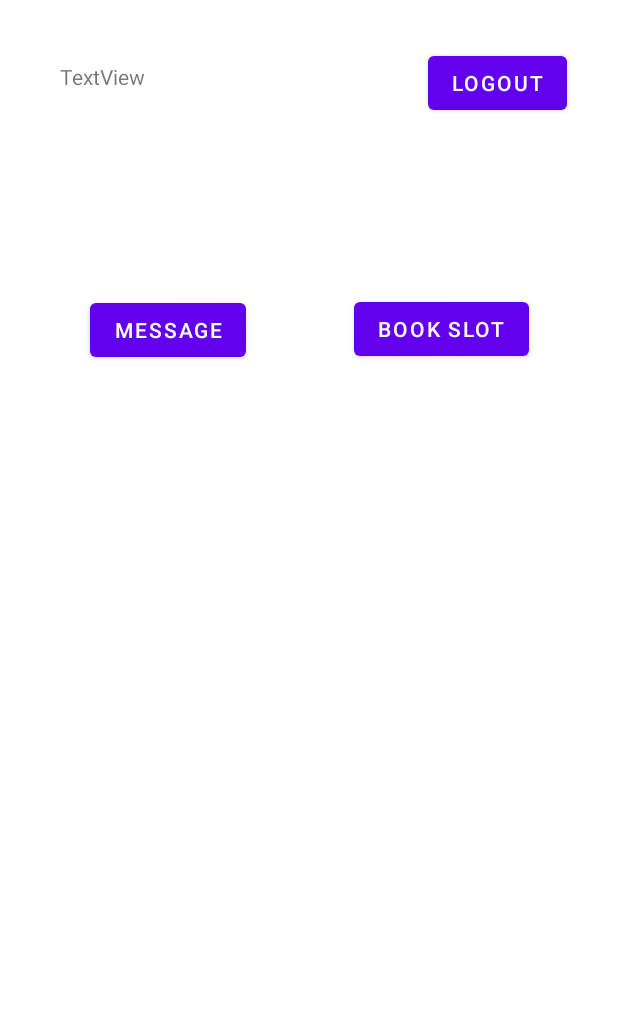
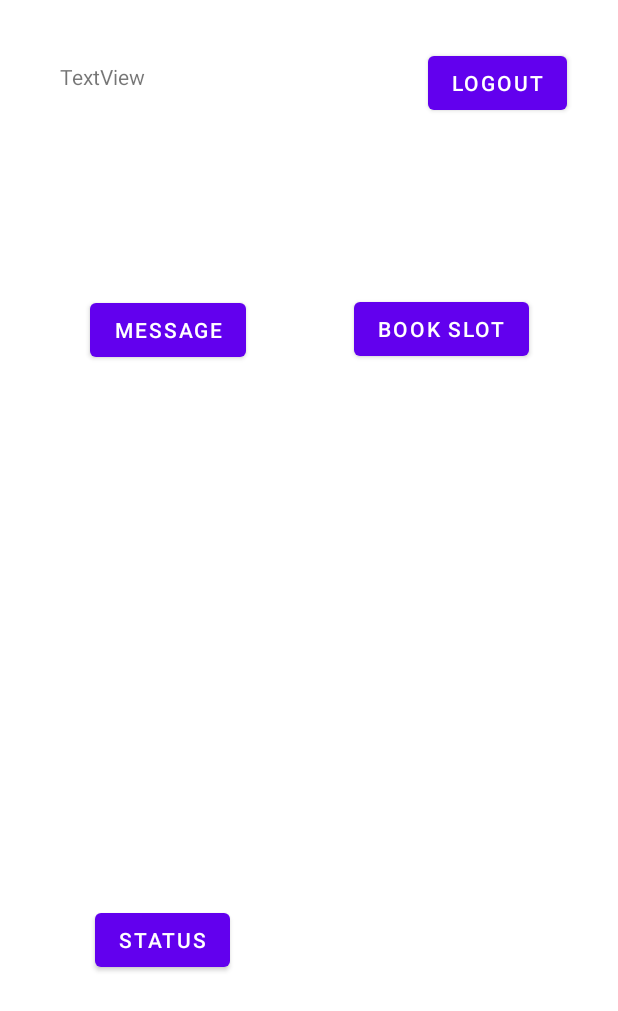
Before and after one commit to razarehan/ProjectEvaluationSlotBooking, an Android app: the layout activity_home.xml on its own in the app's theme, with its tools: preview values and no code run, on a phone screen of 412 x 824 dp. Shown: the top 1011 px of the screen. Run offline under Robolectric (Android 15) with nearby library versions, the phone set to English and light mode, and no system bars.

Commit message:
status added

```diff
--- a/app/src/main/AndroidManifest.xml
+++ b/app/src/main/AndroidManifest.xml
@@ -9,7 +9,8 @@
         android:roundIcon="@mipmap/ic_launcher_round"
         android:supportsRtl="true"
         android:theme="@style/Theme.ProjectEvaluationSlotBooking">
-        <activity android:name=".MarkSlotActivity"></activity>
+        <activity android:name=".StatusActivity"></activity>
+        <activity android:name=".MarkSlotActivity" />
         <activity android:name=".NotificationActivity" />
         <activity android:name=".AdminActivity" />
         <activity android:name=".TeacherActivity" />
@@ -27,7 +28,6 @@
                 <category android:name="android.intent.category.LAUNCHER" />
             </intent-filter>
         </activity>
-        <activity android:name=".MainActivity" />
     </application>
 
 </manifest>
--- a/app/src/main/res/layout/activity_home.xml
+++ b/app/src/main/res/layout/activity_home.xml
@@ -54,4 +54,15 @@
         app:layout_constraintHorizontal_bias="1.0"
         app:layout_constraintStart_toEndOf="@+id/btnMsg"
         app:layout_constraintTop_toBottomOf="@+id/btnlogout" />
+
+    <Button
+        android:id="@+id/button5"
+        android:layout_width="wrap_content"
+        android:layout_height="wrap_content"
+        android:layout_marginStart="63dp"
+        android:layout_marginLeft="63dp"
+        android:layout_marginBottom="173dp"
+        android:text="Status"
+        app:layout_constraintBottom_toBottomOf="parent"
+        app:layout_constraintStart_toStartOf="parent" />
 </androidx.constraintlayout.widget.ConstraintLayout>
```
Also changed, not shown: app/src/main/java/com/team9/projectevaluationslotbooking/HomeActivity.java (+10 -1 lines), app/src/main/java/com/team9/projectevaluationslotbooking/MainActivity.java (deleted, +0 -14 lines), app/src/main/java/com/team9/projectevaluationslotbooking/StatusActivity.java (added, +71 -0 lines), app/src/main/res/layout/activity_status.xml (renamed from app/src/main/res/layout/activity_main.xml, +7 -6 lines).
